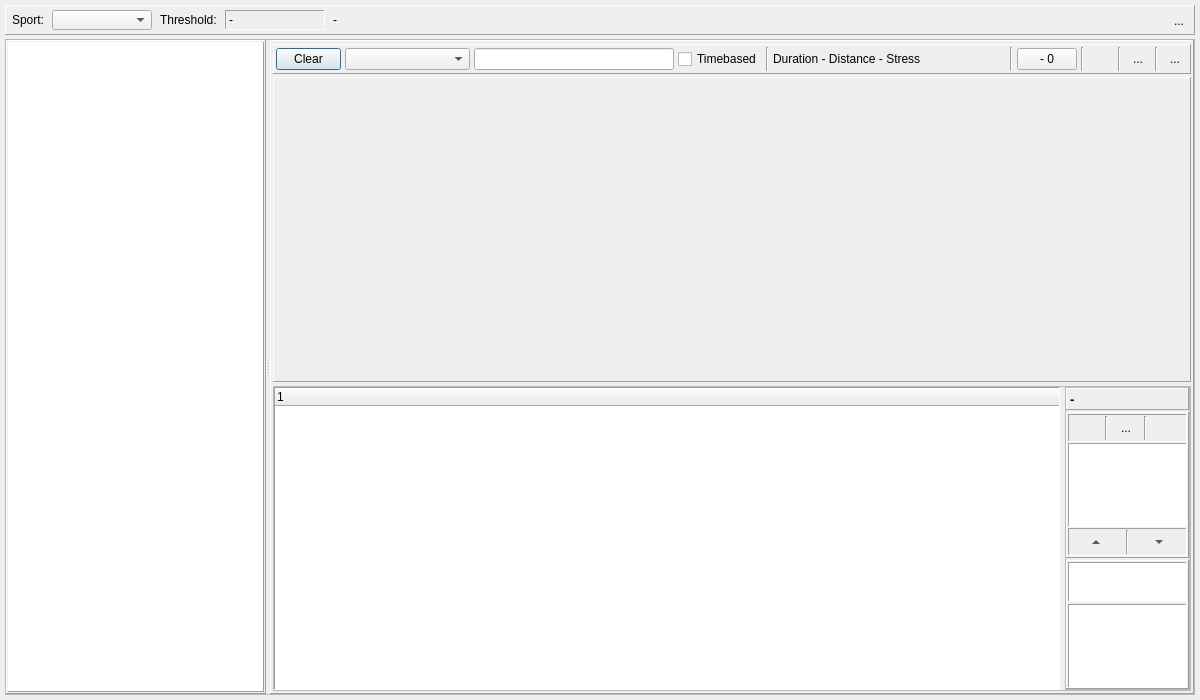
Before: the Qt Designer form dialog_workcreator.ui in Tria-Andy/WorkoutEditor, drawn with Qt 5.
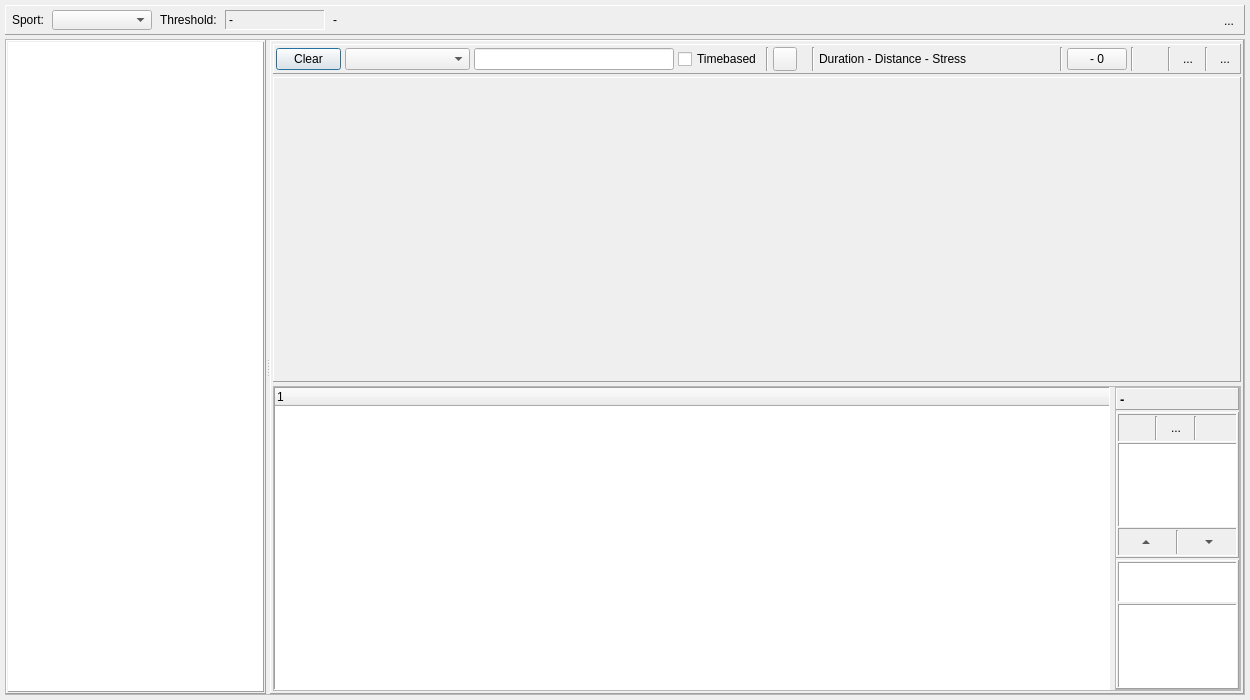
After: the same form once the commit is applied. Icons and pictures are not drawn. Custom widgets are drawn as their Qt base class.

```diff
--- a/dialog_workcreator.ui
+++ b/dialog_workcreator.ui
@@ -6,7 +6,7 @@
    <rect>
     <x>0</x>
     <y>0</y>
-    <width>1200</width>
+    <width>1250</width>
     <height>700</height>
    </rect>
   </property>
@@ -423,6 +423,49 @@
                </property>
               </widget>
              </item>
+             <item>
+              <widget class="QToolButton" name="toolButton_map">
+               <property name="minimumSize">
+                <size>
+                 <width>24</width>
+                 <height>24</height>
+                </size>
+               </property>
+               <property name="maximumSize">
+                <size>
+                 <width>24</width>
+                 <height>24</height>
+                </size>
+               </property>
+               <property name="text">
+                <string/>
+               </property>
+               <property name="icon">
+                <iconset resource="resources.qrc">
+                 <normaloff>:/images/icons/Map.png</normaloff>:/images/icons/Map.png</iconset>
+               </property>
+               <property name="iconSize">
+                <size>
+                 <width>20</width>
+                 <height>20</height>
+                </size>
+               </property>
+              </widget>
+             </item>
+             <item>
+              <widget class="QLabel" name="label_picName">
+               <property name="text">
+                <string/>
+               </property>
+              </widget>
+             </item>
+             <item>
+              <widget class="Line" name="line_9">
+               <property name="orientation">
+                <enum>Qt::Vertical</enum>
+               </property>
+              </widget>
+             </item>
              <item>
               <widget class="QLabel" name="label_duration">
                <property name="text">
```
